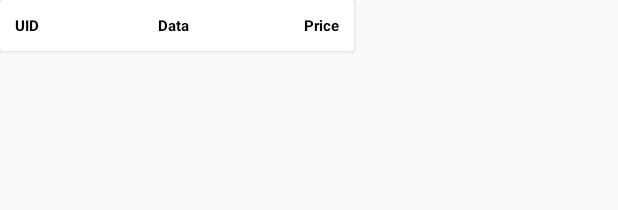
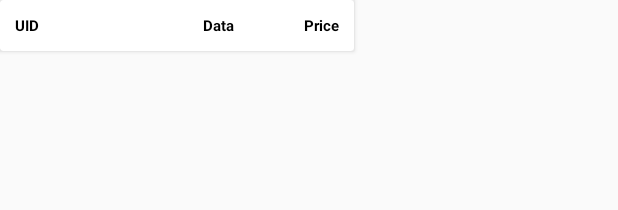
Before and after one commit to mtdph0en1x/Auction2.0, an Android app: the layout bid.xml on its own in the app's theme, with its tools: preview values and no code run, on a phone screen of 412 x 824 dp. Shown: the top 210 px of the screen. Run offline under Robolectric (Android 15) with nearby library versions, the phone set to English and light mode, and no system bars.

Commit message:
Poprawa recyclerView v2

```diff
--- a/app/src/main/res/layout/bid.xml
+++ b/app/src/main/res/layout/bid.xml
@@ -22,17 +22,17 @@
 
         <TextView
             android:id="@+id/bid_data"
-            android:layout_width="100dp"
+            android:layout_width="130dp"
             android:layout_height="wrap_content"
             android:text="@string/data"
-            android:textAlignment="viewEnd"
+            android:textAlignment="textEnd"
             android:textColor="@color/black"
             android:textSize="10sp"
             android:textStyle="bold" />
 
         <TextView
             android:id="@+id/bid_price"
-            android:layout_width="100dp"
+            android:layout_width="70dp"
             android:layout_height="wrap_content"
             android:text="@string/price"
             android:textAlignment="textEnd"
```
Also changed, not shown: app/src/main/java/com/example/aukcje20/BidAuction.kt (+22 -33 lines), app/src/main/java/com/example/aukcje20/NewAuction.kt (+1 -6 lines).
